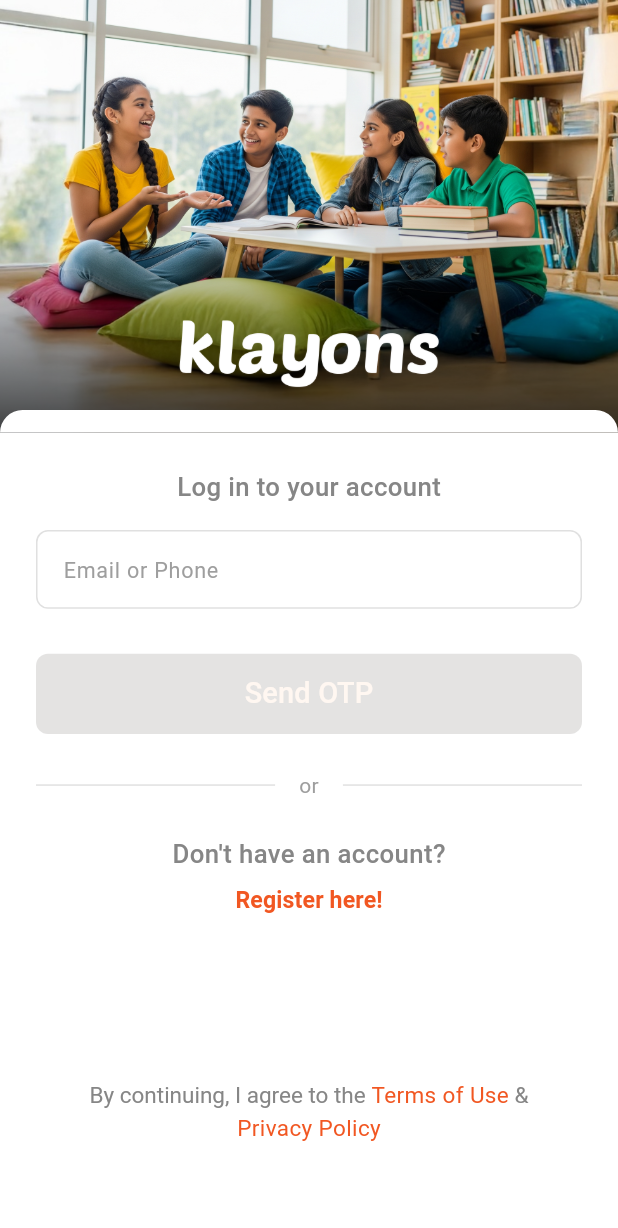
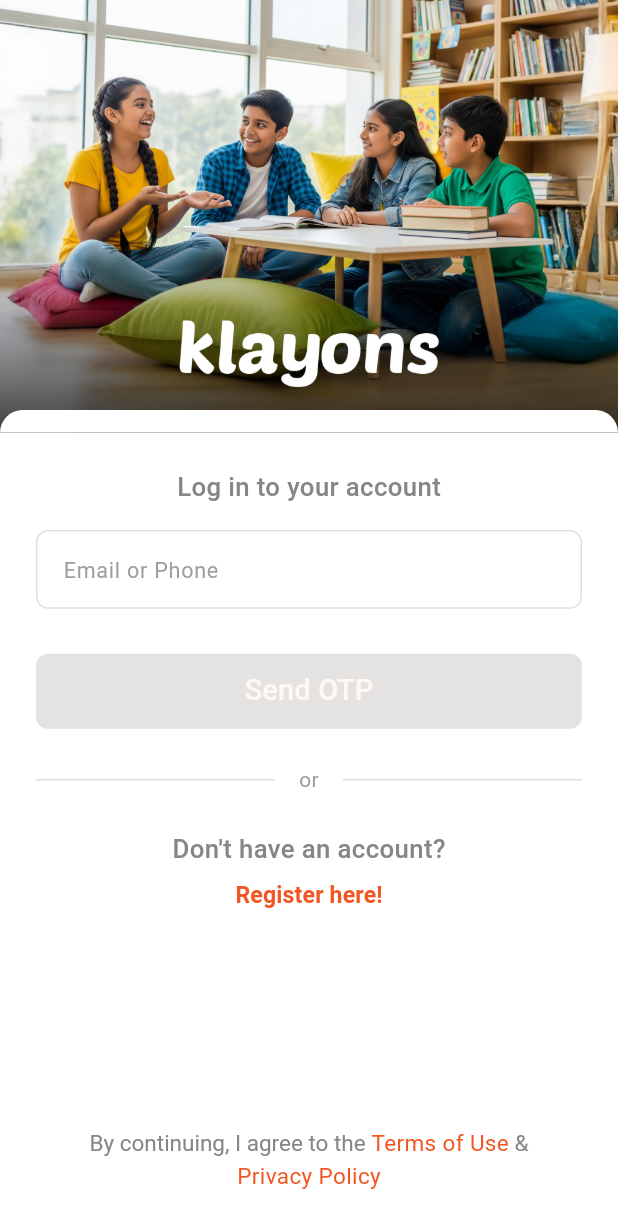
Before and after one commit to Bikash1357/klayons_app, a Flutter app: the screen it shows after launch, on a phone screen of 412 x 824 dp. Shown: the top 1228 px of the screen. Run offline on Flutter 3.47's test engine with Material 3 defaults, Android fonts, the phone set to English and light mode, and no system bars; our stand-ins replace flutter_local_notifications, flutter_svg, geocoding, geolocator, google_fonts, permission_handler and 2 more; missing offline and left inert: workmanager; accounts and stored records are empty.

Commit message:
ui updated

```diff
--- a/lib/auth/login_screen.dart
+++ b/lib/auth/login_screen.dart
@@ -59,6 +59,7 @@ class _LoginPageState extends State<LoginPage> with BottomErrorHandler {
   Widget build(BuildContext context) {
     return Scaffold(
       backgroundColor: Colors.white,
+      resizeToAvoidBottomInset: false, // <-- Add this line
       body: SafeArea(
         child: Stack(
           children: [
@@ -68,6 +69,9 @@ class _LoginPageState extends State<LoginPage> with BottomErrorHandler {
                 Expanded(
                   child: SingleChildScrollView(
                     controller: _scrollController,
+                    padding: EdgeInsets.only(
+                      bottom: 100,
+                    ), // <-- Add enough padding for bottom bar
                     child: Column(
                       children: [
                         Stack(
@@ -244,64 +248,6 @@ class _LoginPageState extends State<LoginPage> with BottomErrorHandler {
                                   ],
                                 ),
                               ),
-
-                              SizedBox(height: 100),
-
-                              // Terms and Privacy Policy moved to bottom
-                              Center(
-                                child: RichText(
-                                  textAlign: TextAlign.center,
-                                  text: TextSpan(
-                                    style: AppTextStyles.bodyMedium(context)
-                                        .copyWith(
-                                          color: AppColors.textSecondary,
-                                          height: 1.4,
-                                        ),
-                                    children: [
-                                      TextSpan(
-                                        text: "By continuing, I agree to the ",
-                                      ),
-                                      WidgetSpan(
-                                        alignment:
-                                            PlaceholderAlignment.baseline,
-                                        baseline: TextBaseline.alphabetic,
-                                        child: GestureDetector(
-                                          onTap: _launchTermsUrl,
-                                          child: Text(
-                                            "Terms of Use",
-                                            style:
-                                                AppTextStyles.bodyMedium(
-                                                  context,
-                                                ).copyWith(
-                                                  color:
-                                                      AppColors.primaryOrange,
-                                                ),
-                                          ),
-                                        ),
-                                      ),
-                                      TextSpan(text: " & "),
-                                      WidgetSpan(
-                                        alignment:
-                                            PlaceholderAlignment.baseline,
-                                        baseline: TextBaseline.alphabetic,
-                                        child: GestureDetector(
-                                          onTap: _launchPrivacyPolicyUrl,
-                                          child: Text(
-                                            "Privacy Policy",
-                                            style:
-                                                AppTextStyles.bodyMedium(
-                                                  context,
-                                                ).copyWith(
-                                                  color:
-                                                      AppColors.primaryOrange,
-                                                ),
-                                          ),
-                                        ),
-                                      ),
-                                    ],
-                                  ),
-                                ),
-                              ),
                             ],
                           ),
                         ),
@@ -314,6 +260,56 @@ class _LoginPageState extends State<LoginPage> with BottomErrorHandler {
 
             // Bottom error message overlay
             buildBottomErrorMessage(),
+
+            // Fixed bottom Terms & Privacy
+            Positioned(
+              left: 0,
+              right: 0,
+              bottom: 30, // <-- Fixed distance from bottom (adjust as needed)
+              child: Padding(
+                padding: const EdgeInsets.symmetric(horizontal: 24.0),
+                child: Center(
+                  child: RichText(
+                    textAlign: TextAlign.center,
+                    text: TextSpan(
+                      style: AppTextStyles.bodyMedium(
+                        context,
+                      ).copyWith(color: AppColors.textSecondary, height: 1.4),
+                      children: [
+                        TextSpan(text: "By continuing, I agree to the "),
+                        WidgetSpan(
+                          alignment: PlaceholderAlignment.baseline,
+                          baseline: TextBaseline.alphabetic,
+                          child: GestureDetector(
+                            onTap: _launchTermsUrl,
+                            child: Text(
+                              "Terms of Use",
+                              style: AppTextStyles.bodyMedium(
+                                context,
+                              ).copyWith(color: AppColors.primaryOrange),
+                            ),
+                          ),
+                        ),
+                        TextSpan(text: " & "),
+                        WidgetSpan(
+                          alignment: PlaceholderAlignment.baseline,
+                          baseline: TextBaseline.alphabetic,
+                          child: GestureDetector(
+                            onTap: _launchPrivacyPolicyUrl,
+                            child: Text(
+                              "Privacy Policy",
+                              style: AppTextStyles.bodyMedium(
+                                context,
+                              ).copyWith(color: AppColors.primaryOrange),
+                            ),
+                          ),
+                        ),
+                      ],
+                    ),
+                  ),
+                ),
+              ),
+            ),
           ],
         ),
       ),
--- a/lib/utils/styles/button.dart
+++ b/lib/utils/styles/button.dart
@@ -21,7 +21,7 @@ class OrangeButton extends StatelessWidget {
 
     // Calculate responsive height based on screen height
     //     // This ensures the button scales proportionally with screen size
-    double buttonHeight = screenHeight * 0.065; // 7.5% of screen height
+    double buttonHeight = screenHeight * 0.045; // 4.5% of screen height
 
     // Set minimum and maximum height bounds for better UX
     buttonHeight = buttonHeight.clamp(50.0, 70.0);
```
